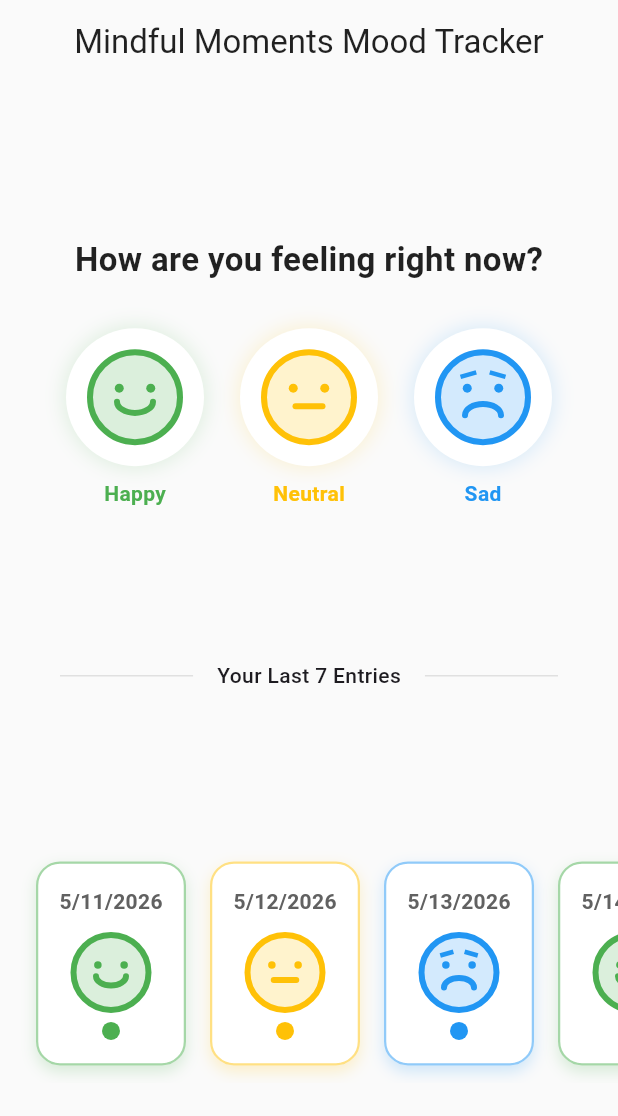
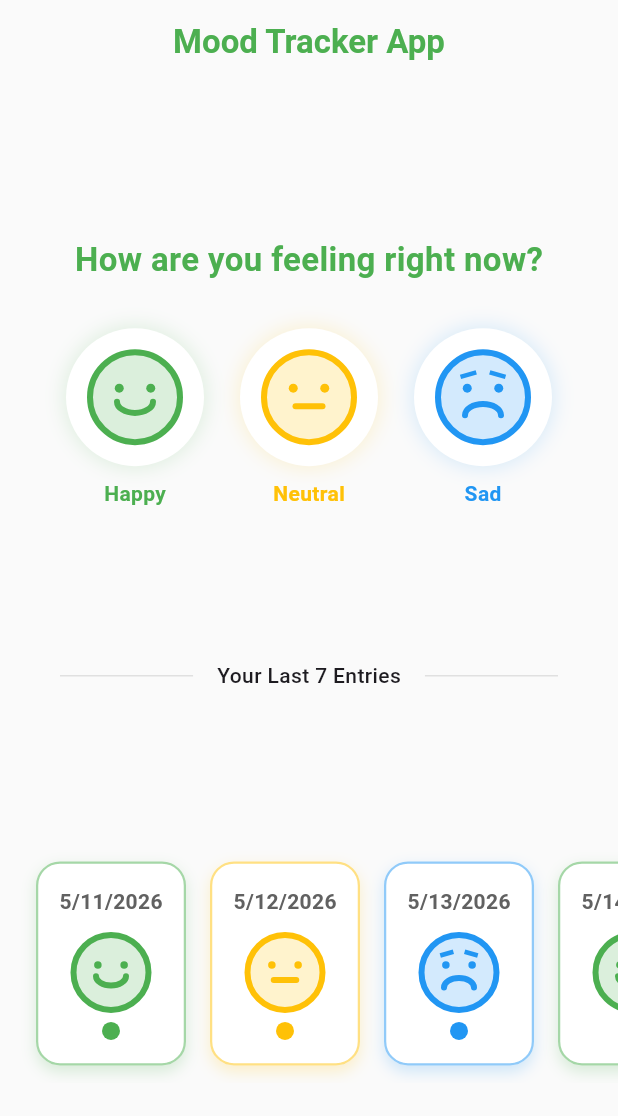
Before and after one commit to Sara33337/mood_tracker, a Flutter app: the screen it shows after launch, on a phone screen of 412 x 824 dp. Shown: the top 1116 px of the screen. Run offline on Flutter 3.47's test engine with Material 3 defaults, Android fonts, the phone set to English and light mode, and no system bars.

Commit message:
some edits

```diff
--- a/lib/features/home/presentation/view/moodScreen.dart
+++ b/lib/features/home/presentation/view/moodScreen.dart
@@ -37,7 +37,7 @@ class _MoodTrackerScreenState extends State<MoodTrackerScreen> {
     return Scaffold(
       backgroundColor: Colors.grey[50],
       appBar: AppBar(
-        title: const Text('Mindful Moments Mood Tracker', style: TextStyle(color: Colors.black87)),
+        title: const Text('Mood Tracker App', style: TextStyle(color: Colors.green , fontWeight: FontWeight.bold)),
         backgroundColor: Colors.transparent,
         elevation: 0,
         centerTitle: true,
@@ -50,7 +50,7 @@ class _MoodTrackerScreenState extends State<MoodTrackerScreen> {
             children: [
               const Text(
                 "How are you feeling right now?",
-                style: TextStyle(fontSize: 22, fontWeight: FontWeight.w600, color: Colors.black87),
+                style: TextStyle(fontSize: 22, fontWeight: FontWeight.w600, color: Colors.green),
               ),
               const SizedBox(height: 30),
               Row(
```
